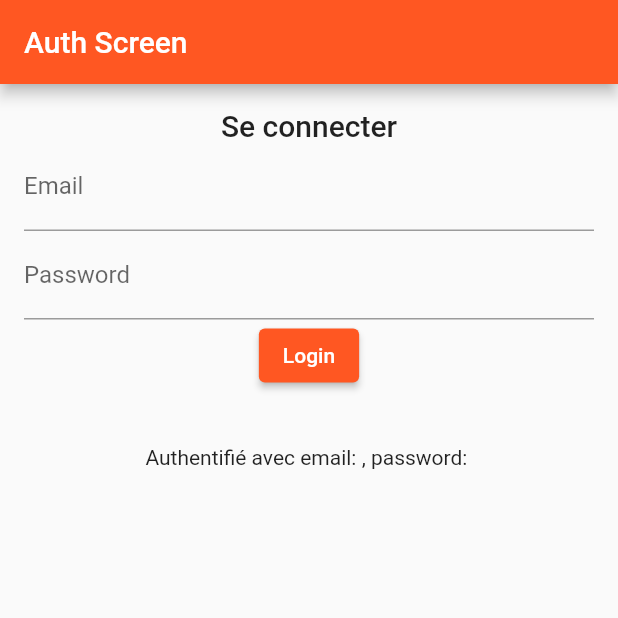
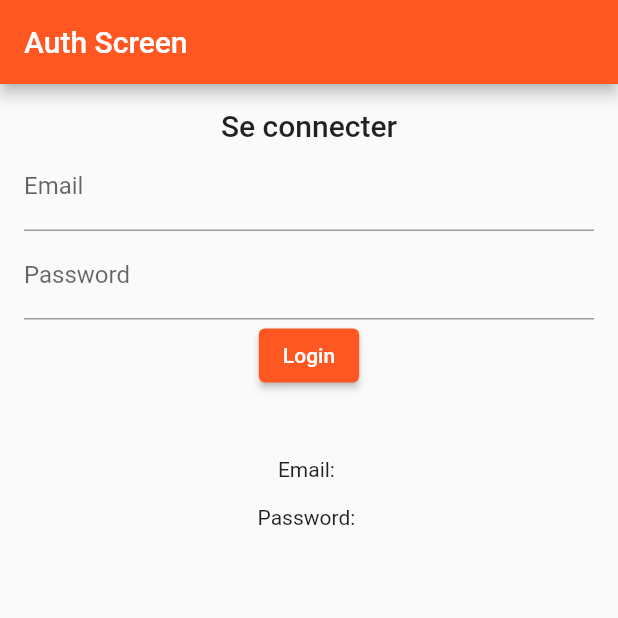
Before and after one commit to francisnnumbi/working_on_technics, a Flutter app: the screen it shows after launch, after a tap on "Login", on a phone screen of 412 x 824 dp, the top half of it. Run offline on Flutter 3.47's test engine with Material 2 defaults, Android fonts, the light colour scheme and no system bars; our stand-ins replace get, get_storage, open_file, pdf, permission_handler, printing; missing offline and left inert: flutter_sound_lite.

Commit message:
working around login

```diff
--- a/lib/modules/module12/auth_screen.dart
+++ b/lib/modules/module12/auth_screen.dart
@@ -1,4 +1,5 @@
 import 'package:flutter/material.dart';
+import 'package:get/get.dart';
 import 'package:my_auth/my_auth.dart';
 
 class AuthScreen extends StatefulWidget {
@@ -9,7 +10,7 @@ class AuthScreen extends StatefulWidget {
 }
 
 class _AuthScreenState extends State<AuthScreen> {
-  String info = "Hey, tu peux t'authentifier ici";
+  var authMap = <String, dynamic>{}.obs;
 
   @override
   Widget build(BuildContext context) {
@@ -21,16 +22,28 @@ class _AuthScreenState extends State<AuthScreen> {
         children: [
           Login(
             onAuthenticated: (Map<String, dynamic> map) {
-              setState(() {
-                info =
-                    "Authentifié avec email: ${map['email']}, password: ${map['password']}";
-              });
+              authMap.value = map;
             },
           ),
           const SizedBox(
             height: 20,
           ),
-          Text(info),
+          Padding(
+            padding: const EdgeInsets.all(8.0),
+            child: Obx(() {
+              return Text(
+                "Email: ${authMap.value['email']}",
+              );
+            }),
+          ),
+          Padding(
+            padding: const EdgeInsets.all(8.0),
+            child: Obx(() {
+              return Text(
+                "Password: ${authMap.value['password']}",
+              );
+            }),
+          ),
         ],
       ),
     );
```
